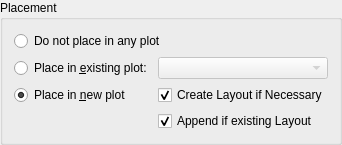
Old version of the form src/widgets/curveplacement.ui in the repository Kst-plot/kst.
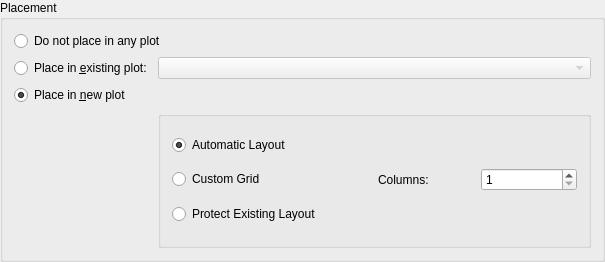
New version of the form.

Commit message: Create interfaces for new Creation Modes for both CurvePlacement and DataWizard.

Patch:
```diff
--- a/src/widgets/curveplacement.ui
+++ b/src/widgets/curveplacement.ui
@@ -5,8 +5,8 @@
    <rect>
     <x>0</x>
     <y>0</y>
-    <width>341</width>
-    <height>141</height>
+    <width>605</width>
+    <height>262</height>
    </rect>
   </property>
   <property name="sizePolicy" >
@@ -92,24 +92,71 @@
         </property>
        </widget>
       </item>
-      <item row="2" column="1" >
-       <widget class="QCheckBox" name="_createLayout" >
-        <property name="text" >
-         <string>Create Layout if Necessary</string>
+      <item row="3" column="0" >
+       <spacer>
+        <property name="orientation" >
+         <enum>Qt::Horizontal</enum>
         </property>
-        <property name="checked" >
-         <bool>true</bool>
+        <property name="sizeHint" >
+         <size>
+          <width>40</width>
+          <height>20</height>
+         </size>
         </property>
-       </widget>
+       </spacer>
       </item>
       <item row="3" column="1" >
-       <widget class="QCheckBox" name="_appendToLayout" >
-        <property name="text" >
-         <string>Append if existing Layout</string>
+       <widget class="QGroupBox" name="_layoutGroup" >
+        <property name="title" >
+         <string/>
         </property>
-        <property name="checked" >
-         <bool>true</bool>
-        </property>
+        <layout class="QGridLayout" >
+         <item row="0" column="0" colspan="2" >
+          <widget class="QRadioButton" name="_autoLayout" >
+           <property name="text" >
+            <string>Automatic Layout</string>
+           </property>
+           <property name="checked" >
+            <bool>true</bool>
+           </property>
+          </widget>
+         </item>
+         <item row="1" column="0" >
+          <widget class="QRadioButton" name="_customGrid" >
+           <property name="text" >
+            <string>Custom Grid</string>
+           </property>
+          </widget>
+         </item>
+         <item row="1" column="1" >
+          <layout class="QHBoxLayout" >
+           <item>
+            <widget class="QLabel" name="label_2" >
+             <property name="text" >
+              <string>Columns:</string>
+             </property>
+            </widget>
+           </item>
+           <item>
+            <widget class="QSpinBox" name="_gridColumns" >
+             <property name="minimum" >
+              <number>1</number>
+             </property>
+             <property name="maximum" >
+              <number>10</number>
+             </property>
+            </widget>
+           </item>
+          </layout>
+         </item>
+         <item row="2" column="0" colspan="2" >
+          <widget class="QRadioButton" name="_protectLayout" >
+           <property name="text" >
+            <string>Protect Existing Layout</string>
+           </property>
+          </widget>
+         </item>
+        </layout>
        </widget>
       </item>
      </layout>
```
The commit also changes 20 other files.
